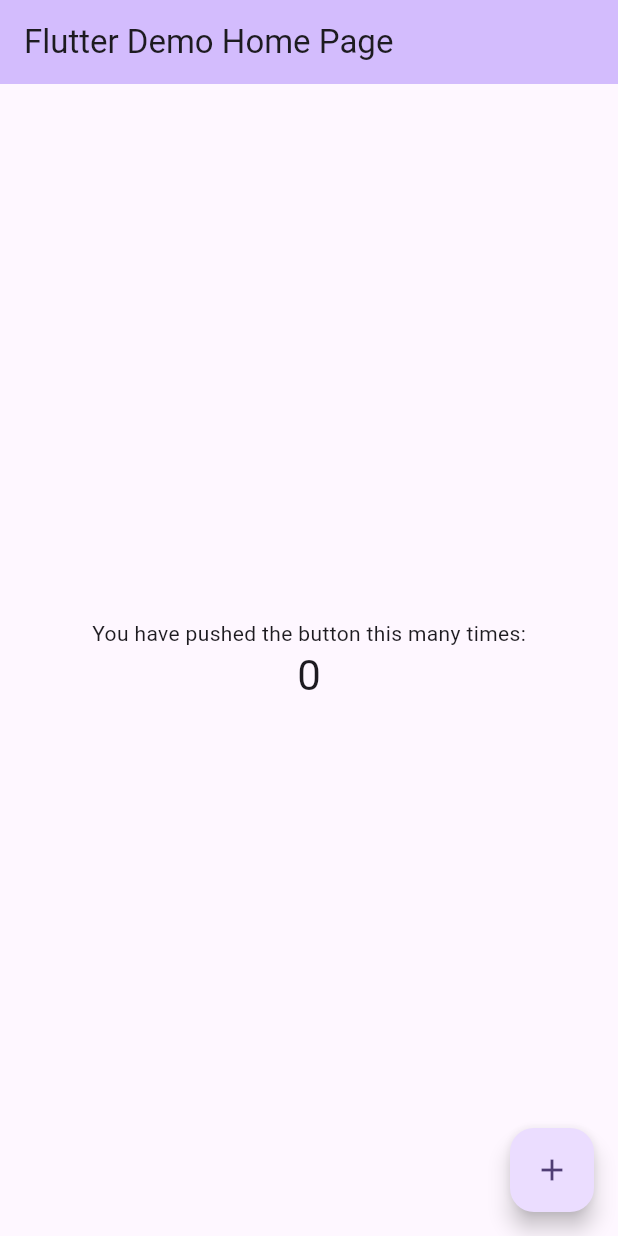
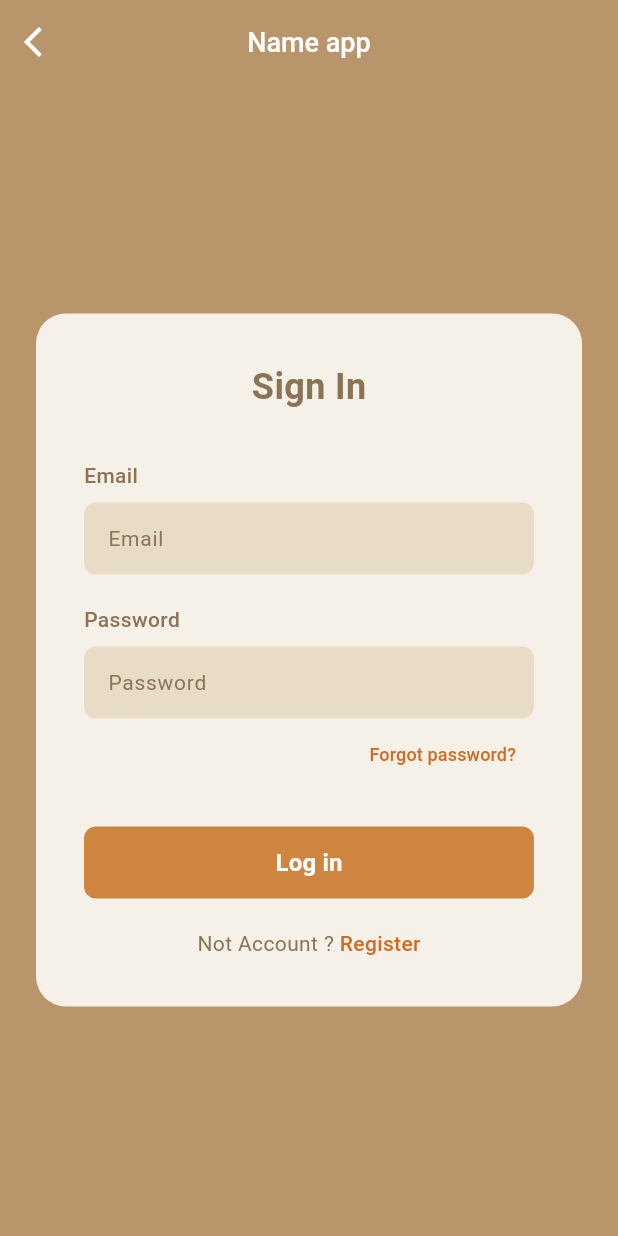
Before and after one commit to phaitoun/flutter-final-project, a Flutter app: the screen it shows after launch, on a phone screen of 412 x 824 dp. Run offline on Flutter 3.47's test engine with Material 3 defaults, Android fonts, the phone set to English and light mode, and no system bars.

Commit message:
screen login and register

```diff
--- a/flutter_application_1/lib/main.dart
+++ b/flutter_application_1/lib/main.dart
@@ -1,122 +1,24 @@
 import 'package:flutter/material.dart';
+import 'screens/login_screen.dart';
+import 'screens/register_screen.dart';
+import 'utils/app_theme.dart';
 
 void main() {
-  runApp(const MyApp());
+  runApp(MyApp());
 }
 
 class MyApp extends StatelessWidget {
-  const MyApp({super.key});
-
-  // This widget is the root of your application.
   @override
   Widget build(BuildContext context) {
     return MaterialApp(
-      title: 'Flutter Demo',
-      theme: ThemeData(
-        // This is the theme of your application.
-        //
-        // TRY THIS: Try running your application with "flutter run". You'll see
-        // the application has a purple toolbar. Then, without quitting the app,
-        // try changing the seedColor in the colorScheme below to Colors.green
-        // and then invoke "hot reload" (save your changes or press the "hot
-        // reload" button in a Flutter-supported IDE, or press "r" if you used
-        // the command line to start the app).
-        //
-        // Notice that the counter didn't reset back to zero; the application
-        // state is not lost during the reload. To reset the state, use hot
-        // restart instead.
-        //
-        // This works for code too, not just values: Most code changes can be
-        // tested with just a hot reload.
-        colorScheme: ColorScheme.fromSeed(seedColor: Colors.deepPurple),
-      ),
-      home: const MyHomePage(title: 'Flutter Demo Home Page'),
+      title: 'Name App',
+      theme: AppTheme.lightTheme,
+      home: LoginScreen(),
+      debugShowCheckedModeBanner: false,
+      routes: {
+        '/login': (context) => LoginScreen(),
+        '/register': (context) => RegisterScreen(),
+      },
     );
   }
 }
-
-class MyHomePage extends StatefulWidget {
-  const MyHomePage({super.key, required this.title});
-
-  // This widget is the home page of your application. It is stateful, meaning
-  // that it has a State object (defined below) that contains fields that affect
-  // how it looks.
-
-  // This class is the configuration for the state. It holds the values (in this
-  // case the title) provided by the parent (in this case the App widget) and
-  // used by the build method of the State. Fields in a Widget subclass are
-  // always marked "final".
-
-  final String title;
-
-  @override
-  State<MyHomePage> createState() => _MyHomePageState();
-}
-
-class _MyHomePageState extends State<MyHomePage> {
-  int _counter = 0;
-
-  void _incrementCounter() {
-    setState(() {
-      // This call to setState tells the Flutter framework that something has
-      // changed in this State, which causes it to rerun the build method below
-      // so that the display can reflect the updated values. If we changed
-      // _counter without calling setState(), then the build method would not be
-      // called again, and so nothing would appear to happen.
-      _counter++;
-    });
-  }
-
-  @override
-  Widget build(BuildContext context) {
-    // This method is rerun every time setState is called, for instance as done
-    // by the _incrementCounter method above.
-    //
-    // The Flutter framework has been optimized to make rerunning build methods
-    // fast, so that you can just rebuild anything that needs updating rather
-    // than having to individually change instances of widgets.
-    return Scaffold(
-      appBar: AppBar(
-        // TRY THIS: Try changing the color here to a specific color (to
-        // Colors.amber, perhaps?) and trigger a hot reload to see the AppBar
-        // change color while the other colors stay the same.
-        backgroundColor: Theme.of(context).colorScheme.inversePrimary,
-        // Here we take the value from the MyHomePage object that was created by
-        // the App.build method, and use it to set our appbar title.
-        title: Text(widget.title),
-      ),
-      body: Center(
-        // Center is a layout widget. It takes a single child and positions it
-        // in the middle of the parent.
-        child: Column(
-          // Column is also a layout widget. It takes a list of children and
-          // arranges them vertically. By default, it sizes itself to fit its
-          // children horizontally, and tries to be as tall as its parent.
-          //
-          // Column has various properties to control how it sizes itself and
-          // how it positions its children. Here we use mainAxisAlignment to
-          // center the children vertically; the main axis here is the vertical
-          // axis because Columns are vertical (the cross axis would be
-          // horizontal).
-          //
-          // TRY THIS: Invoke "debug painting" (choose the "Toggle Debug Paint"
-          // action in the IDE, or press "p" in the console), to see the
-          // wireframe for each widget.
-          mainAxisAlignment: MainAxisAlignment.center,
-          children: <Widget>[
-            const Text('You have pushed the button this many times:'),
-            Text(
-              '$_counter',
-              style: Theme.of(context).textTheme.headlineMedium,
-            ),
-          ],
-        ),
-      ),
-      floatingActionButton: FloatingActionButton(
-        onPressed: _incrementCounter,
-        tooltip: 'Increment',
-        child: const Icon(Icons.add),
-      ), // This trailing comma makes auto-formatting nicer for build methods.
-    );
-  }
-}
--- /dev/null
+++ b/flutter_application_1/lib/screens/login_screen.dart
@@ -0,0 +1,150 @@
+// lib/screens/login_screen.dart
+import 'package:flutter/material.dart';
+import '../widgets/custom_text_field.dart';
+import '../widgets/custom_button.dart';
+import '../utils/app_colors.dart';
+
+class LoginScreen extends StatefulWidget {
+  @override
+  _LoginScreenState createState() => _LoginScreenState();
+}
+
+class _LoginScreenState extends State<LoginScreen> {
+  final TextEditingController _emailController = TextEditingController();
+  final TextEditingController _passwordController = TextEditingController();
+
+  @override
+  Widget build(BuildContext context) {
+    return Scaffold(
+      appBar: AppBar(
+        leading: IconButton(
+          icon: Icon(Icons.arrow_back_ios),
+          onPressed: () => Navigator.of(context).pop(),
+        ),
+        title: Text('Name app'),
+      ),
+      body: Padding(
+        padding: EdgeInsets.symmetric(horizontal: 24.0),
+        child: Column(
+          mainAxisAlignment: MainAxisAlignment.center,
+          children: [_buildLoginCard()],
+        ),
+      ),
+    );
+  }
+
+  Widget _buildLoginCard() {
+    return Container(
+      width: double.infinity,
+      padding: EdgeInsets.all(32.0),
+      decoration: BoxDecoration(
+        color: AppColors.cardBackground,
+        borderRadius: BorderRadius.circular(20),
+      ),
+      child: Column(
+        crossAxisAlignment: CrossAxisAlignment.start,
+        children: [
+          _buildTitle(),
+          SizedBox(height: 32),
+          _buildEmailField(),
+          SizedBox(height: 20),
+          _buildPasswordField(),
+          _buildForgotPassword(),
+          SizedBox(height: 24),
+          _buildLoginButton(),
+          SizedBox(height: 20),
+          _buildRegisterLink(),
+        ],
+      ),
+    );
+  }
+
+  Widget _buildTitle() {
+    return Center(
+      child: Text(
+        'Sign In',
+        style: TextStyle(
+          fontSize: 24,
+          fontWeight: FontWeight.w600,
+          color: AppColors.textPrimary,
+        ),
+      ),
+    );
+  }
+
+  Widget _buildEmailField() {
+    return CustomTextField(
+      label: 'Email',
+      hintText: 'Email',
+      controller: _emailController,
+    );
+  }
+
+  Widget _buildPasswordField() {
+    return CustomTextField(
+      label: 'Password',
+      hintText: 'Password',
+      controller: _passwordController,
+      isPassword: true,
+    );
+  }
+
+  Widget _buildForgotPassword() {
+    return Align(
+      alignment: Alignment.centerRight,
+      child: TextButton(
+        onPressed: () {
+          // Handle forgot password
+        },
+        child: Text(
+          'Forgot password?',
+          style: TextStyle(color: AppColors.accent, fontSize: 12),
+        ),
+      ),
+    );
+  }
+
+  Widget _buildLoginButton() {
+    return CustomButton(text: 'Log in', onPressed: _handleLogin);
+  }
+
+  Widget _buildRegisterLink() {
+    return Center(
+      child: Row(
+        mainAxisAlignment: MainAxisAlignment.center,
+        children: [
+          Text(
+            'Not Account ? ',
+            style: TextStyle(color: AppColors.textPrimary, fontSize: 14),
+          ),
+          GestureDetector(
+            onTap: () {
+              Navigator.pushNamed(context, '/register');
+            },
+            child: Text(
+              'Register',
+              style: TextStyle(
+                color: AppColors.accent,
+                fontSize: 14,
+                fontWeight: FontWeight.w500,
+              ),
+            ),
+          ),
+        ],
+      ),
+    );
+  }
+
+  void _handleLogin() {
+    print('Email: ${_emailController.text}');
+    print('Password: ${_passwordController.text}');
+    // Add your login logic here
+  }
+
+  @override
+  void dispose() {
+    _emailController.dispose();
+    _passwordController.dispose();
+    super.dispose();
+  }
+}
--- /dev/null
+++ b/flutter_application_1/lib/utils/app_colors.dart
@@ -0,0 +1,11 @@
+import 'package:flutter/material.dart';
+
+class AppColors {
+  static const Color background = Color(0xFFB8956A);
+  static const Color cardBackground = Color(0xFFF5F1E8);
+  static const Color inputBackground = Color(0xFFE8DCC6);
+  static const Color textPrimary = Color(0xFF8B7355);
+  static const Color accent = Color(0xFFD2691E);
+  static const Color buttonColor = Color(0xFFCD853F);
+  static const Color white = Colors.white;
+}
--- /dev/null
+++ b/flutter_application_1/lib/utils/app_theme.dart
@@ -0,0 +1,22 @@
+import 'package:flutter/material.dart';
+import 'app_colors.dart';
+
+class AppTheme {
+  static ThemeData get lightTheme {
+    return ThemeData(
+      primarySwatch: Colors.orange,
+      scaffoldBackgroundColor: AppColors.background,
+      appBarTheme: AppBarTheme(
+        backgroundColor: AppColors.background,
+        elevation: 0,
+        iconTheme: IconThemeData(color: Colors.white),
+        titleTextStyle: TextStyle(
+          color: Colors.white,
+          fontSize: 18,
+          fontWeight: FontWeight.w500,
+        ),
+        centerTitle: true,
+      ),
+    );
+  }
+}
--- /dev/null
+++ b/flutter_application_1/lib/widgets/custom_button.dart
@@ -0,0 +1,34 @@
+import 'package:flutter/material.dart';
+import '../utils/app_colors.dart';
+
+class CustomButton extends StatelessWidget {
+  final String text;
+  final VoidCallback onPressed;
+
+  const CustomButton({Key? key, required this.text, required this.onPressed})
+    : super(key: key);
+
+  @override
+  Widget build(BuildContext context) {
+    return SizedBox(
+      width: double.infinity,
+      height: 48,
+      child: ElevatedButton(
+        onPressed: onPressed,
+        child: Text(
+          text,
+          style: TextStyle(
+            fontSize: 16,
+            fontWeight: FontWeight.w600,
+            color: AppColors.white,
+          ),
+        ),
+        style: ElevatedButton.styleFrom(
+          backgroundColor: AppColors.buttonColor,
+          shape: RoundedRectangleBorder(borderRadius: BorderRadius.circular(8)),
+          elevation: 0,
+        ),
+      ),
+    );
+  }
+}
--- /dev/null
+++ b/flutter_application_1/lib/widgets/custom_text_field.dart
@@ -0,0 +1,86 @@
+import 'package:flutter/material.dart';
+import '../utils/app_colors.dart';
+
+class CustomTextField extends StatefulWidget {
+  final String label;
+  final String hintText;
+  final TextEditingController controller;
+  final bool isPassword;
+  final bool showPasswordToggle;
+  final TextInputType keyboardType;
+
+  const CustomTextField({
+    Key? key,
+    required this.label,
+    required this.hintText,
+    required this.controller,
+    this.isPassword = false,
+    this.showPasswordToggle = false,
+    this.keyboardType = TextInputType.text,
+  }) : super(key: key);
+
+  @override
+  _CustomTextFieldState createState() => _CustomTextFieldState();
+}
+
+class _CustomTextFieldState extends State<CustomTextField> {
+  bool _obscureText = true;
+
+  @override
+  void initState() {
+    super.initState();
+    _obscureText = widget.isPassword;
+  }
+
+  @override
+  Widget build(BuildContext context) {
+    return Column(
+      crossAxisAlignment: CrossAxisAlignment.start,
+      children: [
+        Text(
+          widget.label,
+          style: TextStyle(
+            fontSize: 14,
+            color: AppColors.textPrimary,
+            fontWeight: FontWeight.w500,
+          ),
+        ),
+        SizedBox(height: 8),
+        Container(
+          decoration: BoxDecoration(
+            color: AppColors.inputBackground,
+            borderRadius: BorderRadius.circular(8),
+          ),
+          child: TextField(
+            controller: widget.controller,
+            obscureText: widget.isPassword ? _obscureText : false,
+            keyboardType: widget.keyboardType,
+            decoration: InputDecoration(
+              hintText: widget.hintText,
+              hintStyle: TextStyle(color: AppColors.textPrimary, fontSize: 14),
+              border: InputBorder.none,
+              contentPadding: EdgeInsets.symmetric(
+                horizontal: 16,
+                vertical: 12,
+              ),
+              suffixIcon: widget.showPasswordToggle
+                  ? IconButton(
+                      icon: Icon(
+                        _obscureText ? Icons.visibility_off : Icons.visibility,
+                        color: AppColors.textPrimary,
+                      ),
+                      onPressed: () {
+                        setState(() {
+                          _obscureText = !_obscureText;
+                        });
+                      },
+                    )
+                  : null,
+            ),
+            style: TextStyle(color: AppColors.textPrimary),
+          ),
+        ),
+      ],
+    );
+  }
+}
```
Also changed, not shown: flutter_application_1/lib/screens/register_screen.dart (added, +169 -0 lines).
